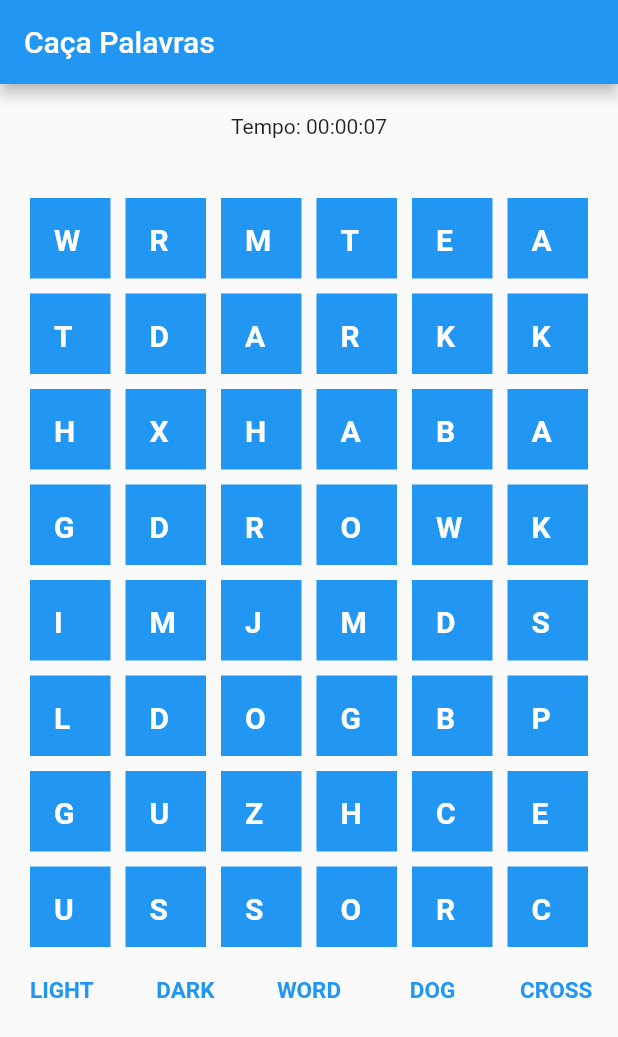
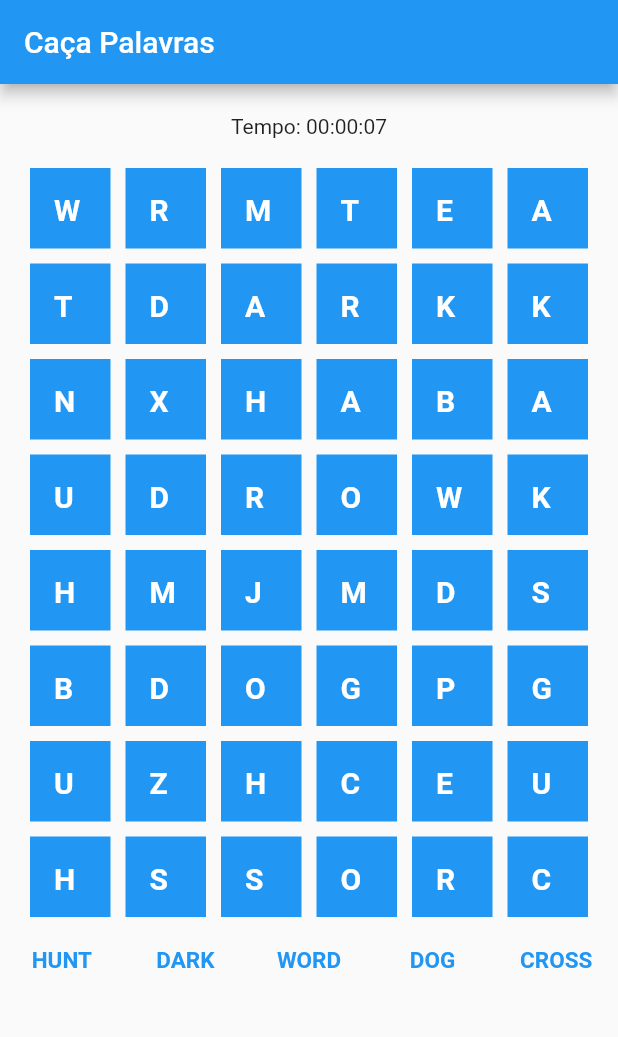
Before and after one commit to William-Libero/crossword-flutter, a Flutter app: the screen it shows after launch, on a phone screen of 412 x 824 dp. Shown: the top 1037 px of the screen. Run offline on Flutter 3.47's test engine with Material 2 defaults, Android fonts, the phone set to English and light mode, and no system bars; our stand-ins replace get.

Commit message:
Ajustes de posicionamento e padding.

```diff
--- a/lib/controllers/cross_word_controller.dart
+++ b/lib/controllers/cross_word_controller.dart
@@ -10,7 +10,7 @@ import 'package:crosswordflutter/models/boxWordRender.dart';
 
 class CrossWordController extends GetxController {
   String _chars = 'ABCDEFGHIJKLMNOPQRSTUVWXYZ';
-  RxList<String> _correctWords = ["CROSS", "DOG", "WORD", "DARK", "LIGHT"].obs;
+  RxList<String> _correctWords = ["CROSS", "DOG", "WORD", "DARK", "HUNT"].obs;
   // RxList<String> _correctWords = ["DARK", "WORD"].obs;
   RxList<dynamic> solvedWords = [].obs;
   String wordFormed = "";
@@ -152,10 +152,8 @@ class CrossWordController extends GetxController {
       if(maxIndexes >= _correctWords.length){
         word = "";
       }
-      // print(indexDisplayWordDirectionHorizontal);
 
       if (index != indexDisplayWordDirectionVertical && indexDisplayWordDirectionHorizontal == index && word != "" && indexCorrectWordHorizontal != indexCorrectWordVertical && indexCorrectWordHorizontal < _correctWords.length) {
-        // print(indexDisplayWordDirectionHorizontal.toString());
         indexCorrectWordHorizontal % 2 == 0
             ? word = _correctWords[indexCorrectWordHorizontal].toString().split('').reversed.join()
             : word = _correctWords[indexCorrectWordHorizontal].toString();
@@ -170,9 +168,10 @@ class CrossWordController extends GetxController {
         maxIndexes++;
         indexDisplayWordDirectionHorizontal = indexDisplayWordDirectionHorizontal + 12;
         indexCorrectWordHorizontal++;
-        // print(indexCorrectWordHorizontal);
-        // print(indexCorrectWordVertical);
       }else if (indexDisplayWordDirectionVertical == index && word != "") {
+        if(indexCorrectWordVertical >= _correctWords.length)
+          indexCorrectWordVertical = _correctWords.length - 1;
+
         if(indexCorrectWordHorizontal == indexCorrectWordVertical)
           indexCorrectWordHorizontal = indexCorrectWordVertical + 1;
 
@@ -187,11 +186,10 @@ class CrossWordController extends GetxController {
           indexCharCorrectWord++;
         } else {
           indexCharCorrectWord = 0;
-          indexDisplayWordDirectionVertical = 0;
+          indexDisplayWordDirectionVertical = indexDisplayWordDirectionVertical - 1;
           indexCorrectWordVertical = indexCorrectWordHorizontal + 2;
           maxIndexes++;
         }
-        print(indexCorrectWordVertical);
       } else {
         crossWordChars.add(String.fromCharCodes(Iterable.generate(length,
             (_) => _chars.codeUnitAt(_randomNumber.nextInt(_chars.length)))));
--- a/lib/modules/crossWord/components/timer.dart
+++ b/lib/modules/crossWord/components/timer.dart
@@ -10,7 +10,7 @@ class Timer extends StatelessWidget {
   @override
   Widget build(BuildContext context) {
     return Container(
-      padding: const EdgeInsets.all(20),
+      padding: const EdgeInsets.fromLTRB(20, 20, 20, 0),
       child: Obx(() => Text("Tempo: " + _crossWordController.duration)),
     );
   }
```
